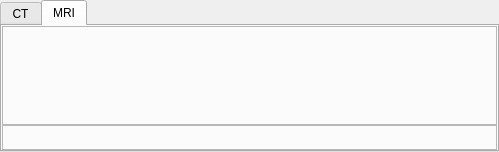
This is dev/BrainVis/histogrammwidget.ui in waschkbaer/BrainVis as Qt 5 draws it before an edit. The edited form follows.
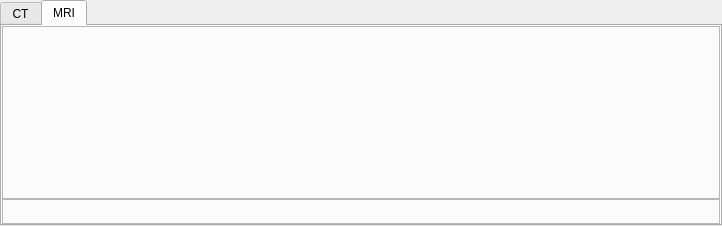
This is the edited form.

```diff
--- a/dev/BrainVis/histogrammwidget.ui
+++ b/dev/BrainVis/histogrammwidget.ui
@@ -6,20 +6,20 @@
    <rect>
     <x>0</x>
     <y>0</y>
-    <width>499</width>
-    <height>152</height>
+    <width>722</width>
+    <height>226</height>
    </rect>
   </property>
   <property name="minimumSize">
    <size>
-    <width>499</width>
-    <height>152</height>
+    <width>722</width>
+    <height>226</height>
    </size>
   </property>
   <property name="maximumSize">
    <size>
-    <width>499</width>
-    <height>152</height>
+    <width>722</width>
+    <height>226</height>
    </size>
   </property>
   <property name="windowTitle">
@@ -173,14 +173,14 @@
             <widget class="QLabel" name="mriImgLabel">
              <property name="minimumSize">
               <size>
-               <width>491</width>
-               <height>77</height>
+               <width>716</width>
+               <height>153</height>
               </size>
              </property>
              <property name="maximumSize">
               <size>
-               <width>491</width>
-               <height>77</height>
+               <width>716</width>
+               <height>153</height>
               </size>
              </property>
              <property name="text">
```
